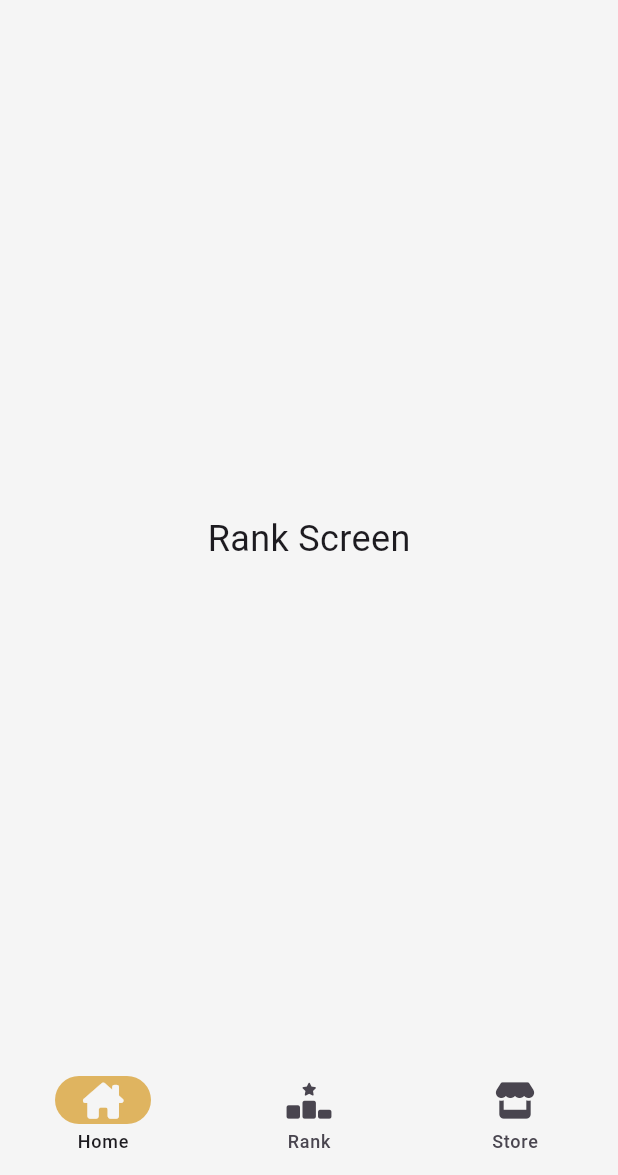
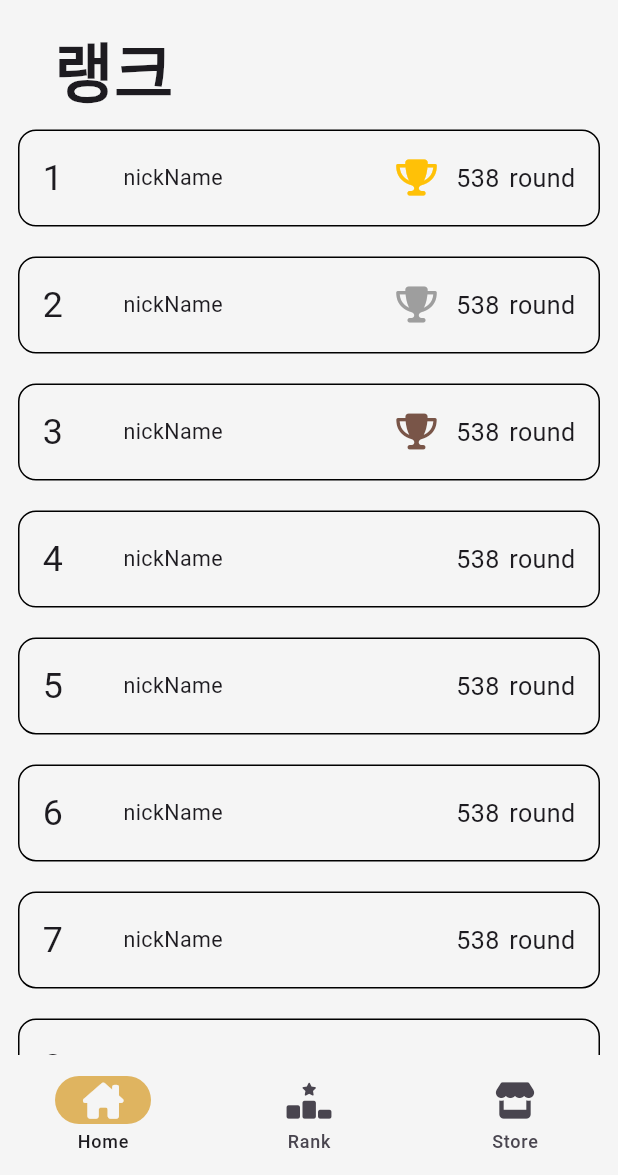
Before and after one commit to JinPyoK/samyeonchoga, a Flutter app: the HomeNavigationScreen screen opened directly, swiped to page 2, on a phone screen of 412 x 824 dp, the part 61-1236 px from its top. Run offline on Flutter 3.47's test engine with Material 3 defaults, Android fonts, the phone set to English and light mode, and no system bars; our stand-ins replace firebase_auth, firebase_core, flutter_riverpod, font_awesome_flutter, google_fonts, google_sign_in; missing offline and left inert: auth_button_kit, kakao_flutter_sdk_user; accounts and stored records are empty.

Commit message:
rank screen ui

```diff
--- a/lib/ui/home/screen/home_screen.dart
+++ b/lib/ui/home/screen/home_screen.dart
@@ -12,7 +12,7 @@ class HomeScreen extends StatelessWidget {
       mainAxisAlignment: MainAxisAlignment.spaceAround,
       children: [
         Padding(
-          padding: EdgeInsets.only(bottom: 50 * hu),
+          padding: EdgeInsets.only(bottom: 100 * hu),
           child: Column(
             children: [
               Text(
@@ -34,7 +34,9 @@ class HomeScreen extends StatelessWidget {
             ],
           ),
         ),
-        Column(
+        Padding(
+          padding: EdgeInsets.only(bottom: 50 * hu),
+          child: Column(
             children: [
               OutlinedButton(
                 onPressed: () {
@@ -57,7 +59,8 @@ class HomeScreen extends StatelessWidget {
                     context,
                     const Column(
                       children: [
-                      Text("게임 시스템 이해(골드 사용, 초나라 부활 및 디펜스,  게임 종료 후 랭크 등록 가능)"),
+                        Text(
+                            "게임 시스템 이해(골드 사용, 초나라 부활 및 디펜스,  게임 종료 후 랭크 등록 가능)"),
                         Text(
                             "게임 플레이 방법(장기와 똑같은 룰, 아래 버튼 눌러서 부활 및 처형, 한나라 포진 선택, 게임 종료 및 저장 가능"),
                       ],
@@ -82,6 +85,7 @@ class HomeScreen extends StatelessWidget {
                 child: const Text("환경 설정"),
               ),
             ],
+          ),
         )
       ],
     );
--- a/lib/ui/rank/screen/rank_screen.dart
+++ b/lib/ui/rank/screen/rank_screen.dart
@@ -1,11 +1,38 @@
 import 'package:flutter/material.dart';
+import 'package:samyeonchoga/ui/common/controller/scrren_size.dart';
+import 'package:samyeonchoga/ui/rank/widget/rank_tile.dart';
 
 class RankScreen extends StatelessWidget {
   const RankScreen({super.key});
 
   @override
   Widget build(BuildContext context) {
-    return const Center(
-        child: Text('Rank Screen', style: TextStyle(fontSize: 24)));
+    return Column(
+      crossAxisAlignment: CrossAxisAlignment.start,
+      children: [
+        Padding(
+          padding: const EdgeInsets.symmetric(horizontal: 36),
+          child: Text(
+            "랭크",
+            style: TextStyle(
+              fontSize: 36 * hu,
+              fontWeight: FontWeight.bold,
+            ),
+          ),
+        ),
+        Expanded(
+          child: ListView.builder(
+            itemCount: 100,
+            itemBuilder: (_, index) {
+              return RankTile(
+                ranking: index + 1,
+                round: 538,
+                nickName: 'nickName',
+              );
+            },
+          ),
+        ),
+      ],
+    );
   }
 }
--- /dev/null
+++ b/lib/ui/rank/widget/rank_tile.dart
@@ -0,0 +1,86 @@
+import 'package:flutter/material.dart';
+import 'package:font_awesome_flutter/font_awesome_flutter.dart';
+import 'package:samyeonchoga/ui/common/controller/scrren_size.dart';
+
+class RankTile extends StatelessWidget {
+  const RankTile({
+    super.key,
+    required this.ranking,
+    required this.round,
+    required this.nickName,
+  });
+
+  final int ranking;
+  final int round;
+  final String nickName;
+
+  @override
+  Widget build(BuildContext context) {
+    return Center(
+      child: Padding(
+        padding: const EdgeInsets.symmetric(vertical: 10, horizontal: 12),
+        child: Container(
+          decoration: BoxDecoration(
+            border: Border.all(),
+            borderRadius: BorderRadius.circular(12),
+          ),
+          padding: EdgeInsets.symmetric(vertical: 12 * hu, horizontal: 12 * wu),
+          child: Row(
+            mainAxisAlignment: MainAxisAlignment.spaceBetween,
+            children: [
+              Row(
+                children: [
+                  SizedBox(
+                    width: 45 * hu,
+                    child: Text(
+                      ranking.toString(),
+                      style: TextStyle(fontSize: 20 * hu),
+                    ),
+                  ),
+                  SizedBox(
+                    width: 120 * hu,
+                    child: Text(
+                      nickName,
+                      overflow: TextOverflow.ellipsis,
+                      style: TextStyle(fontSize: 12 * hu),
+                    ),
+                  ),
+                ],
+              ),
+              Row(
+                children: [
+                  if (ranking == 1 || ranking == 2 || ranking == 3)
+                    ..._renderTrophy(ranking),
+                  Text(
+                    round.toString(),
+                    style: TextStyle(fontSize: 14 * hu),
+                  ),
+                  SizedBox(width: 5 * wu),
+                  Text(
+                    'round',
+                    style: TextStyle(fontSize: 14 * hu),
+                  ),
+                ],
+              ),
+            ],
+          ),
+        ),
+      ),
+    );
+  }
+}
+
+List<Widget> _renderTrophy(int ranking) {
+  Color trophyColor = Colors.amber;
+
+  if (ranking == 2) {
+    trophyColor = Colors.grey;
+  } else if (ranking == 3) {
+    trophyColor = Colors.brown;
+  }
+
+  return <Widget>[
+    FaIcon(FontAwesomeIcons.trophy, color: trophyColor),
+    SizedBox(width: 10 * wu),
+  ];
+}
```
Lines whose indentation alone changed are shown as unchanged.
